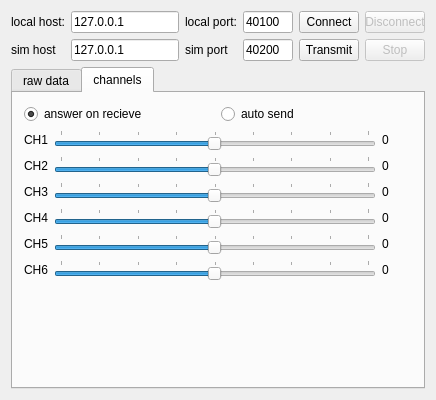
Above: src/udptestwidget.ui from hhrhhr/Aerosim-plugin-for-CopterControl before the change. Below: the same form after it.
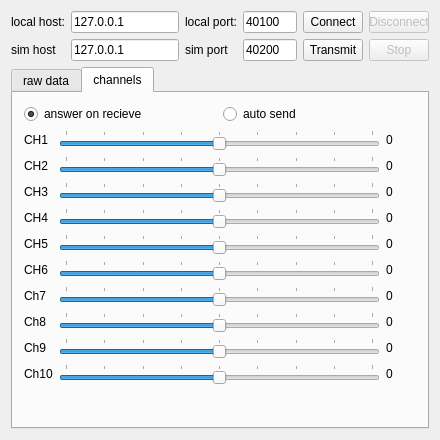
That is the form after the change.

Commit message: 8 input an 10 output channels

Diff of the .ui file:
```diff
--- a/src/udptestwidget.ui
+++ b/src/udptestwidget.ui
@@ -6,8 +6,8 @@
    <rect>
     <x>0</x>
     <y>0</y>
-    <width>427</width>
-    <height>400</height>
+    <width>440</width>
+    <height>440</height>
    </rect>
   </property>
   <property name="windowTitle">
@@ -258,9 +258,6 @@
            <property name="pageStep">
             <number>32</number>
            </property>
-           <property name="sliderPosition">
-            <number>0</number>
-           </property>
            <property name="orientation">
             <enum>Qt::Horizontal</enum>
            </property>
@@ -286,9 +283,6 @@
            <property name="pageStep">
             <number>32</number>
            </property>
-           <property name="sliderPosition">
-            <number>0</number>
-           </property>
            <property name="orientation">
             <enum>Qt::Horizontal</enum>
            </property>
@@ -314,9 +308,6 @@
            <property name="pageStep">
             <number>32</number>
            </property>
-           <property name="sliderPosition">
-            <number>0</number>
-           </property>
            <property name="orientation">
             <enum>Qt::Horizontal</enum>
            </property>
@@ -384,9 +375,6 @@
            <property name="pageStep">
             <number>32</number>
            </property>
-           <property name="sliderPosition">
-            <number>0</number>
-           </property>
            <property name="orientation">
             <enum>Qt::Horizontal</enum>
            </property>
@@ -412,9 +400,6 @@
            <property name="pageStep">
             <number>32</number>
            </property>
-           <property name="sliderPosition">
-            <number>0</number>
-           </property>
            <property name="orientation">
             <enum>Qt::Horizontal</enum>
            </property>
@@ -431,6 +416,12 @@
            <property name="enabled">
             <bool>true</bool>
            </property>
+           <property name="sizePolicy">
+            <sizepolicy hsizetype="Expanding" vsizetype="Fixed">
+             <horstretch>0</horstretch>
+             <verstretch>0</verstretch>
+            </sizepolicy>
+           </property>
            <property name="minimum">
             <number>-511</number>
            </property>
@@ -443,9 +434,6 @@
            <property name="pageStep">
             <number>32</number>
            </property>
-           <property name="sliderPosition">
-            <number>0</number>
-           </property>
            <property name="orientation">
             <enum>Qt::Horizontal</enum>
            </property>
@@ -571,6 +559,174 @@
            </property>
           </widget>
          </item>
+         <item row="6" column="0">
+          <widget class="QLabel" name="label_12">
+           <property name="text">
+            <string>Ch7</string>
+           </property>
+          </widget>
+         </item>
+         <item row="6" column="1">
+          <widget class="QSlider" name="ch7">
+           <property name="sizePolicy">
+            <sizepolicy hsizetype="Expanding" vsizetype="Fixed">
+             <horstretch>0</horstretch>
+             <verstretch>0</verstretch>
+            </sizepolicy>
+           </property>
+           <property name="minimum">
+            <number>-511</number>
+           </property>
+           <property name="maximum">
+            <number>512</number>
+           </property>
+           <property name="singleStep">
+            <number>16</number>
+           </property>
+           <property name="pageStep">
+            <number>32</number>
+           </property>
+           <property name="orientation">
+            <enum>Qt::Horizontal</enum>
+           </property>
+           <property name="tickPosition">
+            <enum>QSlider::TicksAbove</enum>
+           </property>
+           <property name="tickInterval">
+            <number>128</number>
+           </property>
+          </widget>
+         </item>
+         <item row="6" column="2">
+          <widget class="QLabel" name="label_13">
+           <property name="text">
+            <string>0</string>
+           </property>
+          </widget>
+         </item>
+         <item row="7" column="0">
+          <widget class="QLabel" name="label_14">
+           <property name="text">
+            <string>Ch8</string>
+           </property>
+          </widget>
+         </item>
+         <item row="7" column="1">
+          <widget class="QSlider" name="ch8">
+           <property name="sizePolicy">
+            <sizepolicy hsizetype="Expanding" vsizetype="Fixed">
+             <horstretch>0</horstretch>
+             <verstretch>0</verstretch>
+            </sizepolicy>
+           </property>
+           <property name="minimum">
+            <number>-511</number>
+           </property>
+           <property name="maximum">
+            <number>512</number>
+           </property>
+           <property name="singleStep">
+            <number>16</number>
+           </property>
+           <property name="pageStep">
+            <number>32</number>
+           </property>
+           <property name="orientation">
+            <enum>Qt::Horizontal</enum>
+           </property>
+           <property name="tickPosition">
+            <enum>QSlider::TicksAbove</enum>
+           </property>
+           <property name="tickInterval">
+            <number>128</number>
+           </property>
+          </widget>
+         </item>
+         <item row="7" column="2">
+          <widget class="QLabel" name="label_15">
+           <property name="text">
+            <string>0</string>
+           </property>
+          </widget>
+         </item>
+         <item row="8" column="0">
+          <widget class="QLabel" name="label_16">
+           <property name="text">
+            <string>Ch9</string>
+           </property>
+          </widget>
+         </item>
+         <item row="9" column="0">
+          <widget class="QLabel" name="label_17">
+           <property name="text">
+            <string>Ch10</string>
+           </property>
+          </widget>
+         </item>
+         <item row="8" column="1">
+          <widget class="QSlider" name="ch9">
+           <property name="minimum">
+            <number>-511</number>
+           </property>
+           <property name="maximum">
+            <number>512</number>
+           </property>
+           <property name="singleStep">
+            <number>16</number>
+           </property>
+           <property name="pageStep">
+            <number>32</number>
+           </property>
+           <property name="orientation">
+            <enum>Qt::Horizontal</enum>
+           </property>
+           <property name="tickPosition">
+            <enum>QSlider::TicksAbove</enum>
+           </property>
+           <property name="tickInterval">
+            <number>128</number>
+           </property>
+          </widget>
+         </item>
+         <item row="9" column="1">
+          <widget class="QSlider" name="ch10">
+           <property name="minimum">
+            <number>-511</number>
+           </property>
+           <property name="maximum">
+            <number>512</number>
+           </property>
+           <property name="singleStep">
+            <number>16</number>
+           </property>
+           <property name="pageStep">
+            <number>32</number>
+           </property>
+           <property name="orientation">
+            <enum>Qt::Horizontal</enum>
+           </property>
+           <property name="tickPosition">
+            <enum>QSlider::TicksAbove</enum>
+           </property>
+           <property name="tickInterval">
+            <number>128</number>
+           </property>
+          </widget>
+         </item>
+         <item row="8" column="2">
+          <widget class="QLabel" name="label_18">
+           <property name="text">
+            <string>0</string>
+           </property>
+          </widget>
+         </item>
+         <item row="9" column="2">
+          <widget class="QLabel" name="label_19">
+           <property name="text">
+            <string>0</string>
+           </property>
+          </widget>
+         </item>
         </layout>
        </item>
        <item>
```
The commit also changes 1 other file.
